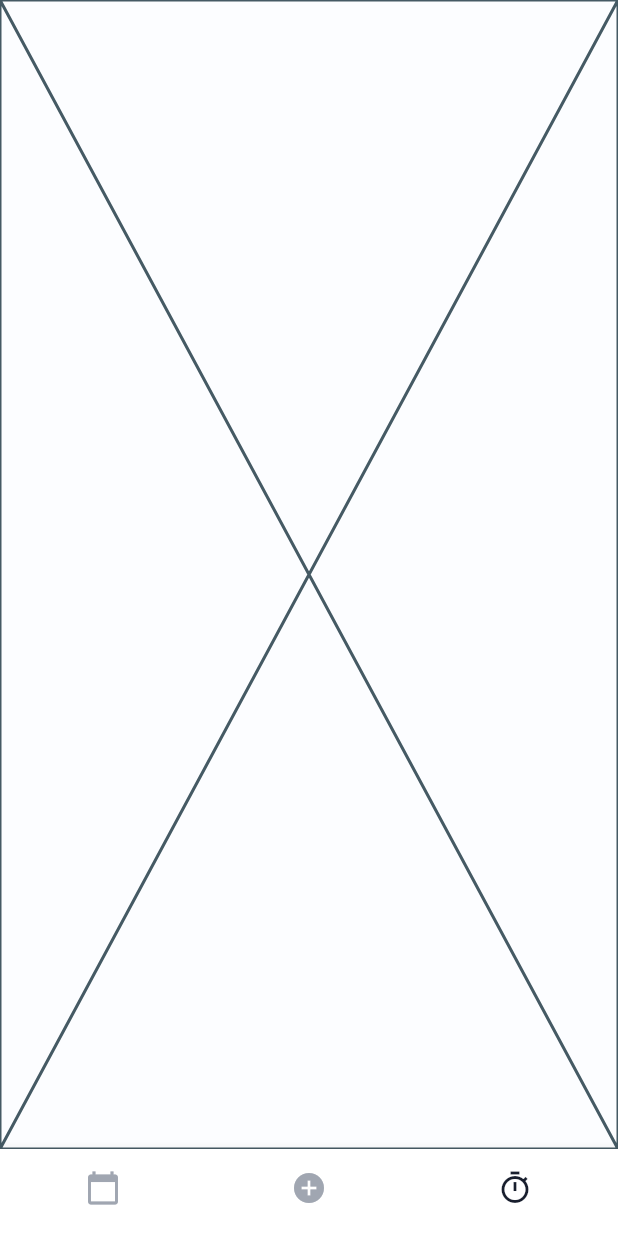
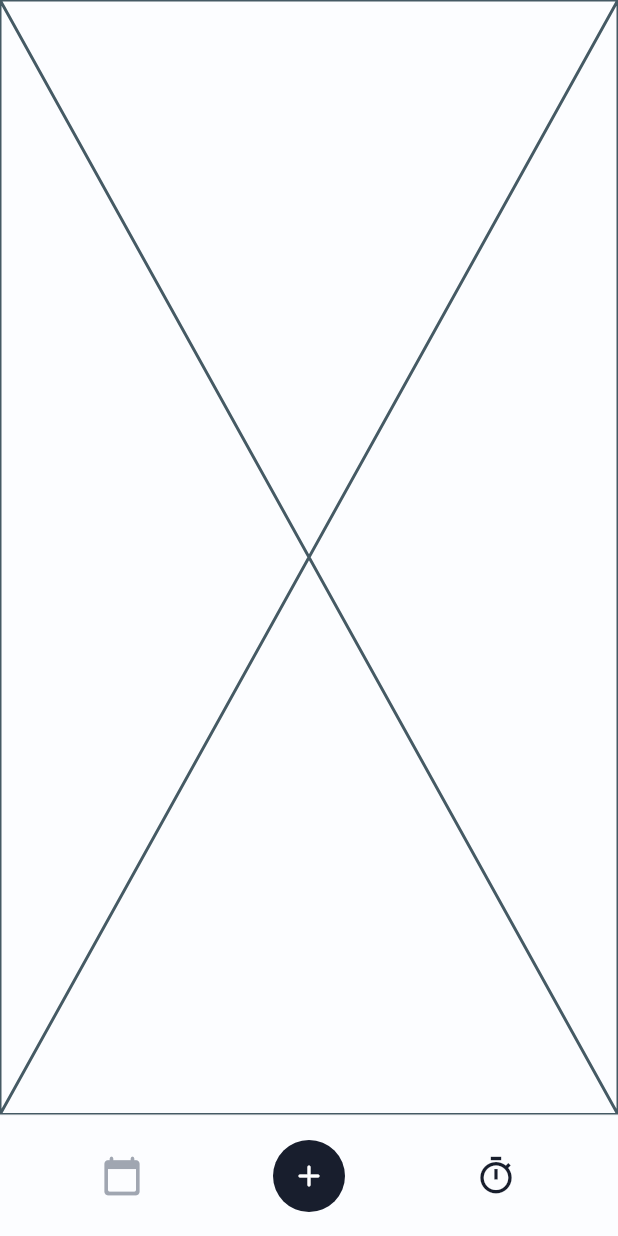
Before and after one commit to jeaniecho/zest-habit, a Flutter app: the screen it shows after launch, item 3 of the bottom bar chosen, on a phone screen of 412 x 824 dp. Run offline on Flutter 3.47's test engine with Material 3 defaults, Android fonts, the phone set to English and light mode, and no system bars; our stand-ins replace firebase_core, isar, rxdart; accounts and stored records are empty; generated files the repository leaves out were written again; Roboto replaces fonts that are missing (NotoSansKR); statements that could not run were skipped; project files that could hold a hidden picture were left out.

Commit message:
bottom nav update

```diff
--- a/lib/pages/base_page.dart
+++ b/lib/pages/base_page.dart
@@ -2,11 +2,10 @@ import 'package:flutter/material.dart';
 import 'package:habit_app/blocs/app_bloc.dart';
 import 'package:habit_app/blocs/base/daily_bloc.dart';
 import 'package:habit_app/blocs/base/timer_bloc.dart';
-import 'package:habit_app/blocs/task/task_add_bloc.dart';
 import 'package:habit_app/pages/base/daily_page.dart';
 import 'package:habit_app/pages/base/timer_page.dart';
-import 'package:habit_app/pages/task/task_add_page.dart';
 import 'package:habit_app/styles/colors.dart';
+import 'package:habit_app/styles/tokens.dart';
 import 'package:provider/provider.dart';
 
 class BasePage extends StatelessWidget {
@@ -39,12 +38,6 @@ class BasePage extends StatelessWidget {
                   MultiProvider(
                     providers: [
                       Provider(create: (context) => appBloc),
-                    ],
-                    child: const TaskAddPage(),
-                  ),
-                  MultiProvider(
-                    providers: [
-                      Provider(create: (context) => appBloc),
                       Provider(create: (context) => timerBloc),
                     ],
                     child: const TimerPage(),
@@ -52,23 +45,66 @@ class BasePage extends StatelessWidget {
                 ],
               ),
             ),
-            bottomNavigationBar: BottomNavigationBar(
-              currentIndex: bottomIndex,
-              onTap: (int index) {
-                appBloc.setBottomIndex(index);
-              },
-              selectedItemColor: HTColors.black,
-              unselectedItemColor: HTColors.gray040,
-              showSelectedLabels: false,
-              showUnselectedLabels: false,
-              items: const [
-                BottomNavigationBarItem(
-                    icon: Icon(Icons.calendar_today), label: 'Home'),
-                BottomNavigationBarItem(
-                    icon: Icon(Icons.add_circle), label: 'Add'),
-                BottomNavigationBarItem(
-                    icon: Icon(Icons.timer_outlined), label: 'Timer'),
-              ],
+            bottomNavigationBar: SafeArea(
+              child: Container(
+                padding: HTEdgeInsets.h24v16,
+                decoration: const BoxDecoration(
+                  border: Border(
+                    top: BorderSide(
+                      color: HTColors.gray010,
+                      width: 1,
+                    ),
+                  ),
+                ),
+                child: Row(
+                  mainAxisAlignment: MainAxisAlignment.spaceAround,
+                  children: [
+                    GestureDetector(
+                      behavior: HitTestBehavior.opaque,
+                      onTap: () {
+                        appBloc.setBottomIndex(0);
+                      },
+                      child: Icon(
+                        Icons.calendar_today_rounded,
+                        size: 28,
+                        color: bottomIndex == 0
+                            ? HTColors.black
+                            : HTColors.gray040,
+                      ),
+                    ),
+                    GestureDetector(
+                        onTap: () {},
+                        child: Container(
+                          width: 48,
+                          height: 48,
+                          decoration: const BoxDecoration(
+                            color: HTColors.black,
+                            shape: BoxShape.circle,
+                          ),
+                          child: const Center(
+                            child: Icon(
+                              Icons.add_rounded,
+                              size: 24,
+                              color: HTColors.white,
+                            ),
+                          ),
+                        )),
+                    GestureDetector(
+                      behavior: HitTestBehavior.opaque,
+                      onTap: () {
+                        appBloc.setBottomIndex(1);
+                      },
+                      child: Icon(
+                        Icons.timer_outlined,
+                        size: 28,
+                        color: bottomIndex == 1
+                            ? HTColors.black
+                            : HTColors.gray040,
+                      ),
+                    ),
+                  ],
+                ),
+              ),
             ),
           );
         });
```
